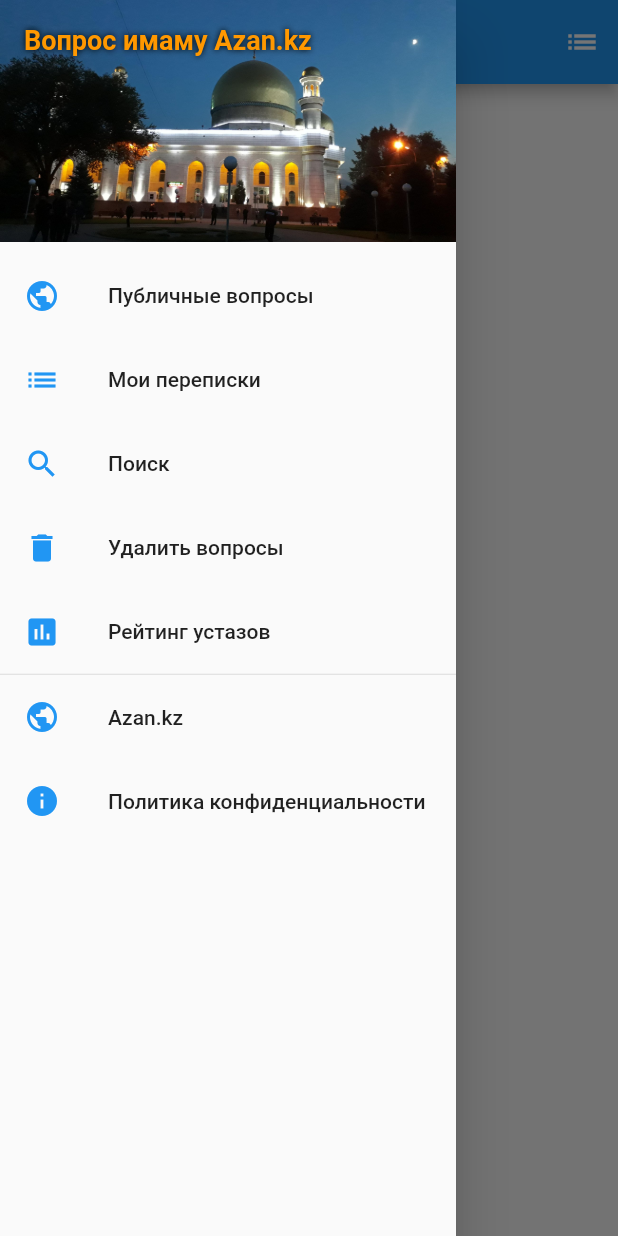
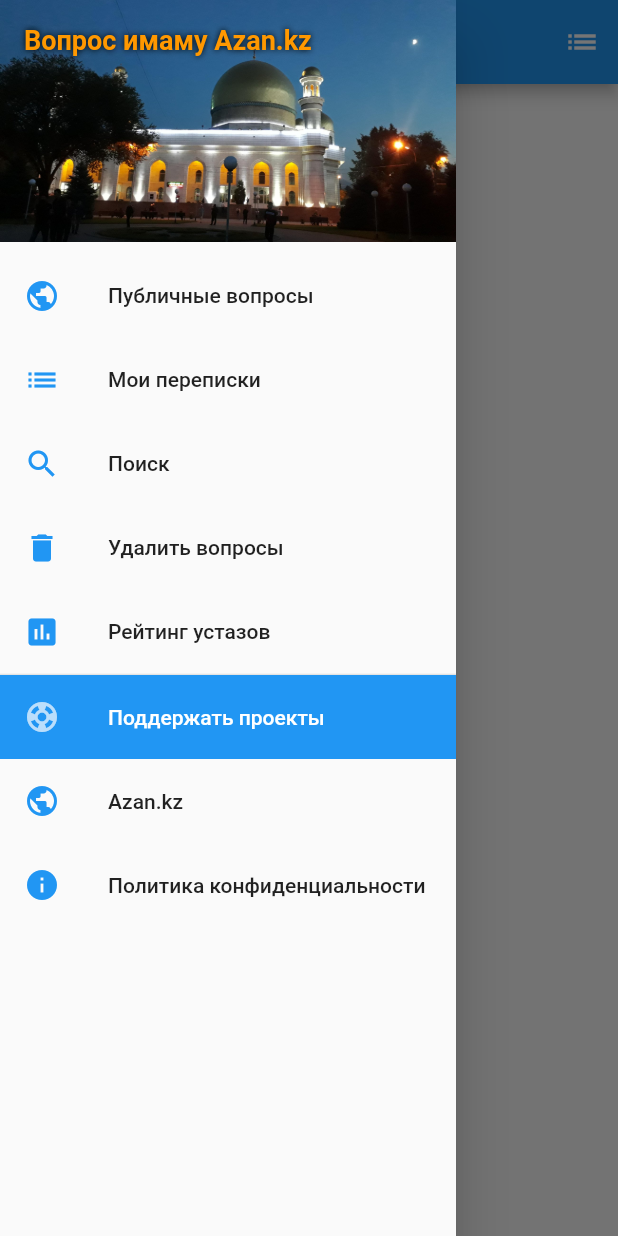
Before and after one commit to yerzhant/askimam, a Flutter app: the ImamMainPage screen opened directly, with the side drawer open, on a phone screen of 412 x 824 dp. Run offline on Flutter 3.47's test engine with Material 2 defaults, Android fonts, the phone set to English and light mode, and no system bars; our stand-ins replace cloud_firestore, firebase_auth, firebase_core, firebase_messaging, firebase_storage, flutter_linkify and 3 more; missing offline and left inert: algolia, clipboard, flutter_sound, linkify; accounts and stored records are empty.

Commit message:
Add support projects menu items to imam's menu

```diff
--- a/lib/imam_main.dart
+++ b/lib/imam_main.dart
@@ -1,6 +1,7 @@
 import 'dart:math';
 
 import 'package:askimam/imam_main_public.dart';
+import 'package:askimam/sponsor_page.dart';
 import 'package:flutter/material.dart';
 import 'package:firebase_auth/firebase_auth.dart';
 import 'package:cloud_firestore/cloud_firestore.dart';
@@ -176,6 +177,26 @@ class _ImamMainPageState extends State<ImamMainPage> {
             ),
             Divider(height: 1),
             ListTile(
+              title: Text(
+                'Поддержать проекты',
+                style: TextStyle(color: Colors.white),
+              ),
+              tileColor: Theme.of(context).primaryColor,
+              leading: Icon(
+                Icons.support,
+                color: Colors.blue[100],
+              ),
+              onTap: () {
+                Navigator.pop(context);
+                Navigator.push(
+                  context,
+                  MaterialPageRoute(
+                    builder: (_) => SponsorPage(),
+                  ),
+                );
+              },
+            ),
+            ListTile(
               title: Text('Azan.kz'),
               leading: Icon(
                 Icons.public,
```
Also changed, not shown: lib/imam_main_public.dart (+21 -0 lines).
